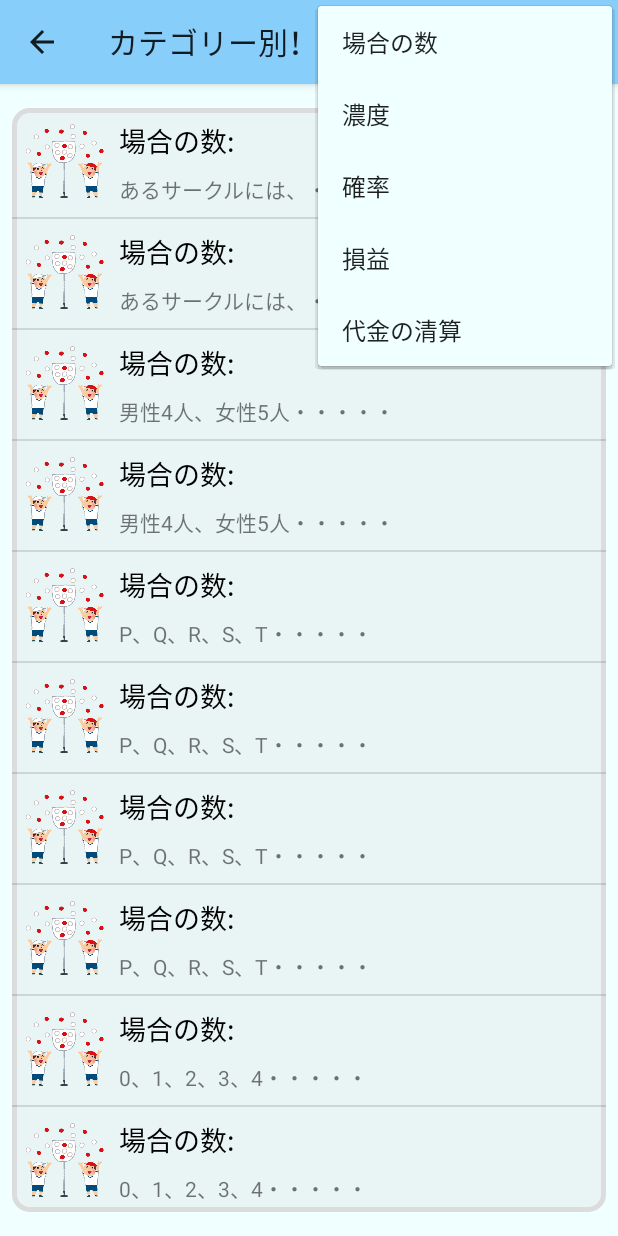
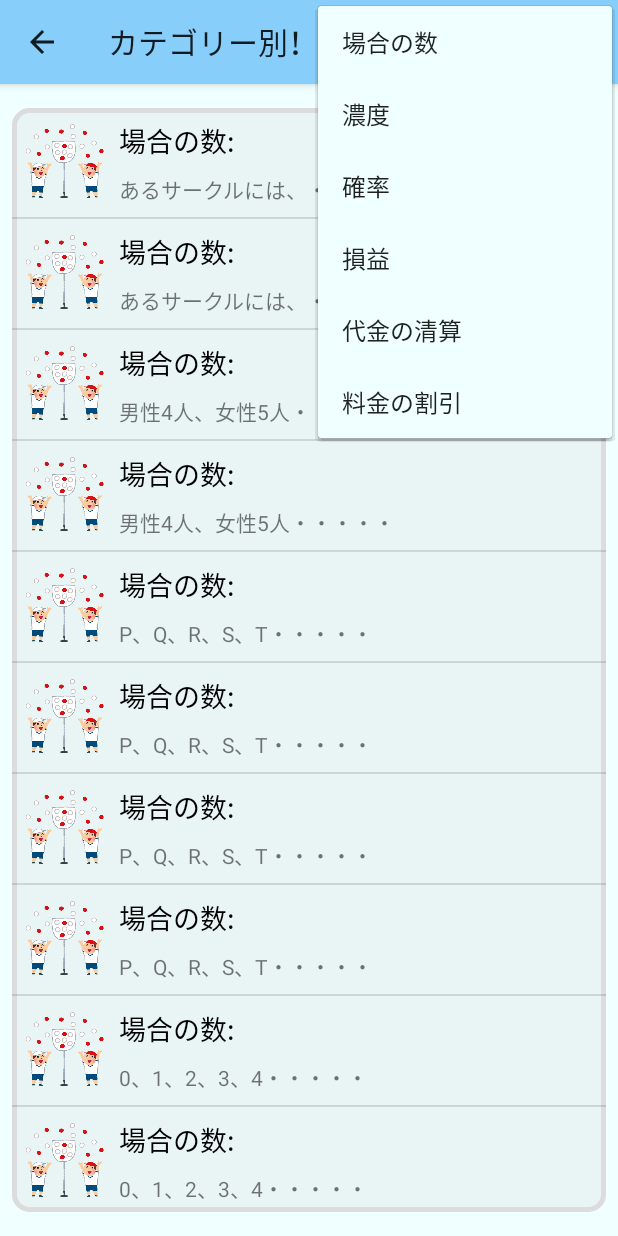
Before and after one commit to koba-a11y/HigengoKun, an Android app: the CategoryActivity screen opened directly, with no data from a screen before it, with the options menu open, on a phone screen of 412 x 824 dp. Run offline under Robolectric (Android 15) with nearby library versions, the phone set to English and light mode, and no system bars; Roboto replaces fonts that are not available here.

Commit message:
Add Waribiki categry

```diff
--- a/app/src/main/java/com/websarva/wings/android/higengokun/CategoryActivity.java
+++ b/app/src/main/java/com/websarva/wings/android/higengokun/CategoryActivity.java
@@ -134,6 +134,9 @@ public class CategoryActivity extends AppCompatActivity {
                 case DAIKIN:
                     actionBar.setTitle(getString(R.string.menu_list_category) + getString(R.string.menu_list_options_daikin));
                     break;
+                case WARIBIKI:
+                    actionBar.setTitle(getString(R.string.menu_list_category) + getString(R.string.menu_list_options_waribiki));
+                    break;
                 default:
                     break;
             }
@@ -157,6 +160,8 @@ public class CategoryActivity extends AppCompatActivity {
                 return Category.SONEKI;
             case R.id.menuListOptionDaikin:
                 return Category.DAIKIN;
+            case R.id.menuListoptionWaribiki:
+                return Category.WARIBIKI;
             default:
                 return null;
         }
--- a/app/src/main/java/com/websarva/wings/android/higengokun/enums/Category.java
+++ b/app/src/main/java/com/websarva/wings/android/higengokun/enums/Category.java
@@ -6,5 +6,6 @@ public enum Category {
     NOUDO,  // 濃度
     KAKURITU, // 確率
     SONEKI, // 損益
-    DAIKIN; // 代金の清算
+    DAIKIN, // 代金の清算
+    WARIBIKI//料金の割引
 }
--- a/app/src/main/java/com/websarva/wings/android/higengokun/models/Question.java
+++ b/app/src/main/java/com/websarva/wings/android/higengokun/models/Question.java
@@ -10,12 +10,12 @@ import java.util.Arrays;
 import java.util.Collections;
 
 public class Question  {
-    public static final int NumberOfQuestions = 46;
+    public static final int NumberOfQuestions = 50;//配列の数+1
 
-    private Category q_category; //問題カテゴリ
-    private int q_RID;//問題のR値
-    private ArrayList<String> choices; //選択肢
-    private int ans_index;
+    private final Category q_category; //問題カテゴリ
+    private final int q_RID;//問題のR値
+    private final ArrayList<String> choices; //選択肢
+    private final int ans_index;
 
     private static final Question[] questions = new Question[NumberOfQuestions];
     public static ArrayList<Integer> rndlist = new ArrayList<>();
@@ -102,6 +102,11 @@ public class Question  {
         questions[43] = new Question(Category.DAIKIN,R.string.question_daikin_4_2,new String[]{"ウ：2000円、エ：5000円","ウ：2000円、エ：6000円","ウ：3000円、エ：5000円","ウ：3000円、エ：6000円","ウ：4000円、エ：5000円","ウ：4000円、エ：6000円","ウ：5000円、エ：5000円","ウ：5000円、エ：6000円"}, 4);
         questions[44] = new Question(Category.DAIKIN,R.string.question_daikin_5_1,new String[]{"2500円損をする","3500円損をする","4500円損をする","5500円損をする","2500円得をする","3500円得をする","4500円得をする","5500円得をする"}, 3);
         questions[45] = new Question(Category.DAIKIN,R.string.question_daikin_5_2,new String[]{"PがQに2000円支払い、RがPに1000円支払う","PがQに2000円支払い、RがPに2000円支払う","PがQに2000円支払い、RがPに3000円支払う","PがQに2000円支払い、RがPに4000円支払う","QがPに2000円支払い、RがPに1000円支払う","QがPに2000円支払い、RがPに2000円支払う","QがPに2000円支払い、RがPに3000円支払う","QがPに2000円支払い、RがPに4000円支払う"}, 6);
+        //割引
+        questions[46] = new Question(Category.WARIBIKI,R.string.question_waribiki_1,new String[]{"4900円", "5000円", "5100円", "5200円", "5300円", "5400円", "5500円", "5600円"}, 6);
+        questions[47] = new Question(Category.WARIBIKI,R.string.question_waribiki_2,new String[]{"350時間", "400時間", "450時間", "500時間", "550時間", "600時間", "650時間", "700時間"}, 3);
+        questions[48] = new Question(Category.WARIBIKI,R.string.question_waribiki_3,new String[]{"720円", "740円", "760円", "780円", "800円", "820円", "840円", "860円"}, 0);
+        questions[49] = new Question(Category.WARIBIKI,R.string.question_waribiki_4,new String[]{"29000円", "30000円", "31000円", "32000円", "33000円", "34000円", "35000円", "36000円"}, 1);
 
     }
 
@@ -126,6 +131,8 @@ public class Question  {
                 return "損益";
             case DAIKIN:
                 return "代金の清算";
+            case WARIBIKI:
+                return "料金の割引";
             default:
                 return "エラー";
         }
--- a/app/src/main/java/com/websarva/wings/android/higengokun/utils/OriginalRowAdapter.java
+++ b/app/src/main/java/com/websarva/wings/android/higengokun/utils/OriginalRowAdapter.java
@@ -83,6 +83,8 @@ public class OriginalRowAdapter extends BaseAdapter {
             case "代金の清算:":
                 holder.ivCategoryIcon.setImageResource(R.drawable.ic_daikin); // ic_daikin はあなたの画像リソース
                 break;
+            case "料金の割引:":
+                holder.ivCategoryIcon.setImageResource(R.drawable.ic_daikin); // ic_daikin はあなたの画像リソース
             default:
                 holder.ivCategoryIcon.setImageResource(R.drawable.maesentouk); // ic_default はデフォルトの画像リソース
                 break;
--- a/app/src/main/res/menu/menu_optiion_2.xml
+++ b/app/src/main/res/menu/menu_optiion_2.xml
@@ -22,8 +22,13 @@
         app:showAsAction="never"
         android:title="@string/menu_list_options_soneki"/>
     <item
-        android:id="@+id/menuListOptionDaikin"
+    android:id="@+id/menuListOptionDaikin"
+    app:showAsAction="never"
+    android:title="@string/menu_list_options_daikin"/>
+
+    <item
+        android:id="@+id/menuListoptionWaribiki"
         app:showAsAction="never"
-        android:title="@string/menu_list_options_daikin"/>
+        android:title="@string/menu_list_options_waribiki"/>
 
 </menu>
--- a/app/src/main/res/values/strings.xml
+++ b/app/src/main/res/values/strings.xml
@@ -8,6 +8,7 @@
     <string name="menu_list_options_kakuritu">確率</string>
     <string name="menu_list_options_soneki">損益</string>
     <string name="menu_list_options_daikin">代金の清算</string>
+    <string name="menu_list_options_waribiki">料金の割引</string>
 
     <string name="ab_welcome">ようこそ！今日も１日頑張りましょう！</string>
     <string name="bt_calendar">タップして日付を表示</string>
```
Also changed, not shown: app/src/main/res/values/question6_waribiki.xml (added, +7 -0 lines).
